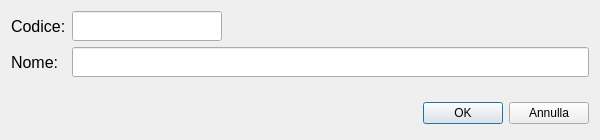
Above: Accessory.ui from LuigiCaradonna/funeraria before the change. Below: the same form after it.
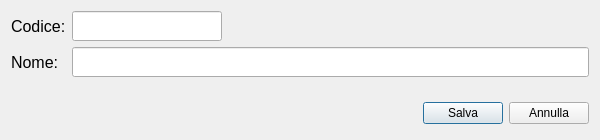
That is the form after the change.

```diff
--- a/Accessory.ui
+++ b/Accessory.ui
@@ -118,7 +118,7 @@
      <item>
       <widget class="QPushButton" name="btnOk">
        <property name="text">
-        <string>OK</string>
+        <string>Salva</string>
        </property>
       </widget>
      </item>
```
Left out of the diff: 6 changed lines with no effect on the pictures.
